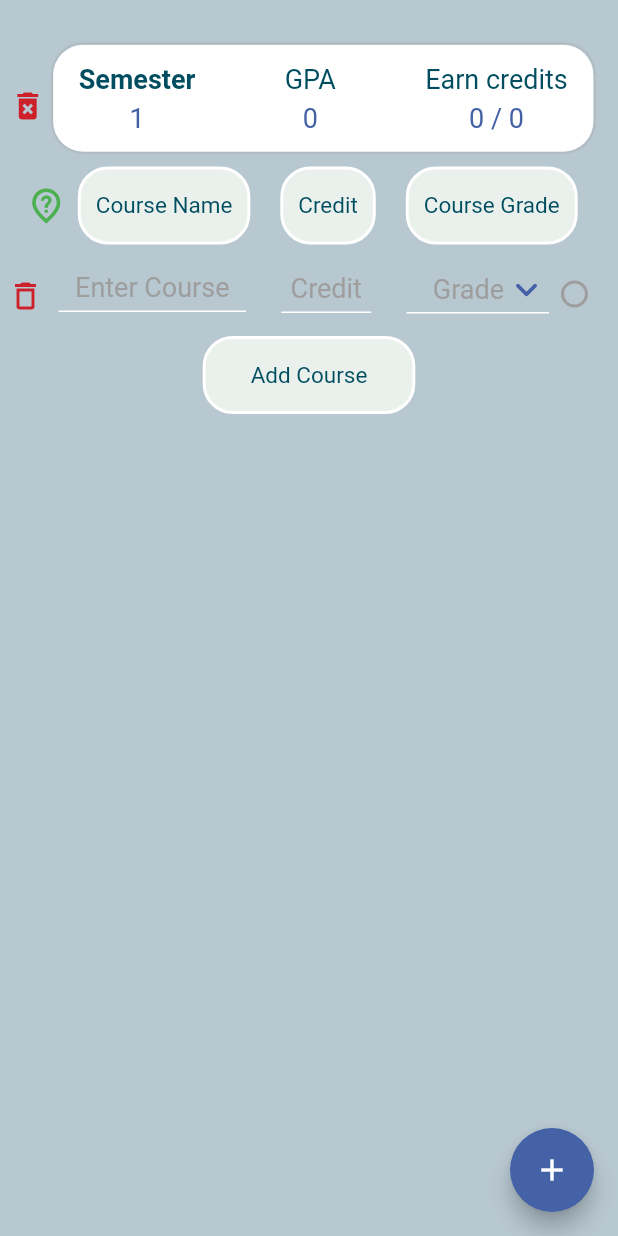
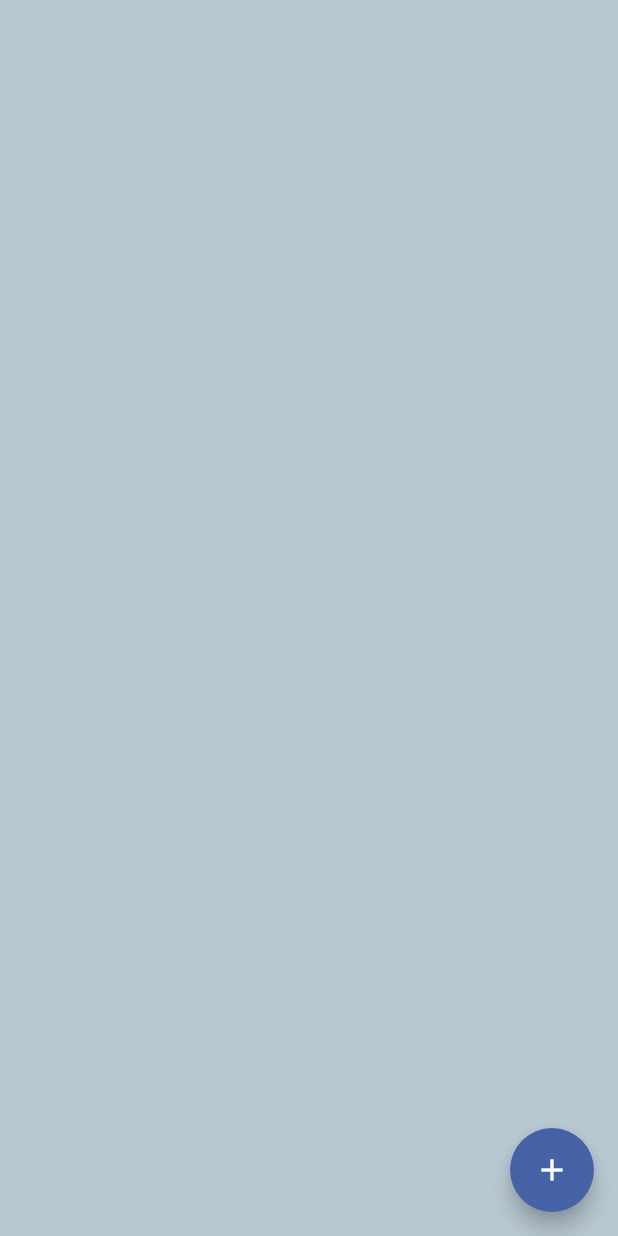
Before and after one commit to MahmoudAboHebil/cgpa_calculator_app_flutter, a Flutter app: the screen it shows after launch, after a tap on the "delete forever" icon, on a phone screen of 412 x 824 dp. Run offline on Flutter 3.47's test engine with Material 2 defaults, Android fonts, the phone set to English and light mode, and no system bars; drawn by our look-alikes of dropdown_button2; our stand-ins replace cloud_firestore, email_validator, firebase_auth, firebase_core, font_awesome_flutter, hive_flutter and 4 more; missing offline and left inert: dart:ffi; accounts and stored records are empty; statements that could not run were skipped.

Commit message:
Create HomeGI to Fixing some bugs in HomePage

```diff
--- a/lib/pages/HomeGI.dart
+++ b/lib/pages/HomeGI.dart
@@ -6,8 +6,11 @@ import 'package:uuid/uuid.dart';
 
 // [[semesterNum,courseName,credit,grade1,grade2,('two' for two grade otherwise 'one'),id ],....]
 
-// ToDo:  the calcCPA button disappear when adding a new semester
-
+// ToDo:  improve the design of grade GI
+
+// ToDo:  final step add the Calculation ()
+
+// ToDo:  the calcCPA button disappear when adding a new semester (done)
 // ToDo: you must learn how to use callBack to improve the calcCGPA button to show up automatic
 class MyBehavior extends ScrollBehavior {
   @override
@@ -120,8 +123,8 @@ class _HomePageGIState extends State<HomePageGI> {
                                       allSemesters[index],
                                       allSemesters[index][0][0],
                                       index,
-                                        allSemesters,
-                                        callBackToUpdateAllSemestersList));
+                                      _keySemester),
+                                );
                               },
                             )
                           ],
@@ -154,10 +157,9 @@ class SemesterGI extends StatefulWidget {
   List semesterCourses;
   String semesterId;
   int index;
-  List allSemesterss;
-  Function callBackallSemesterss;
-  SemesterGI(this.semesterCourses, this.semesterId, this.index,
-      this.allSemesterss, this.callBackallSemesterss,
+  GlobalKey<AnimatedListState> _allSemestersKey;
+  SemesterGI(
+      this.semesterCourses, this.semesterId, this.index, this._allSemestersKey,
       {Key? key})
       : super(key: key);
 
@@ -167,6 +169,7 @@ class SemesterGI extends StatefulWidget {
 
 class _SemesterGIState extends State<SemesterGI> {
   final _keyAniListCourses = GlobalKey<AnimatedListState>();
+  Tween<Offset> _offset = Tween(begin: Offset(1, 0), end: Offset(0, 0));
   var uuid = Uuid();
 
   bool isChanged = false;
@@ -324,7 +327,7 @@ class _SemesterGIState extends State<SemesterGI> {
     }
   }
 
-  addCourse() {
+  void addCourse() {
     var uniqueId = uuid.v1();
 
     setState(() {
@@ -341,6 +344,20 @@ class _SemesterGIState extends State<SemesterGI> {
     _keyAniListCourses.currentState!
         .insertItem(insertIndex, duration: Duration(milliseconds: 250));
     print('theListAfterAdd:${listOfCoursesInSemester}');
+  }
+
+  void deleteSemester() {
+    setState(() {
+      List deletedSemest = allSemesters.removeAt(widget.index);
+      widget._allSemestersKey.currentState!.removeItem(widget.index,
+          (context, animation) {
+        return SlideTransition(
+          position: animation.drive(_offset),
+          child: SemesterGI(deletedSemest, widget.semesterId, widget.index,
+              widget._allSemestersKey),
+        );
+      }, duration: Duration(milliseconds: 400q));
+    });
   }
 
   ScaffoldFeatureController<SnackBar, SnackBarClosedReason> message() {
@@ -533,6 +550,7 @@ class _SemesterGIState extends State<SemesterGI> {
                 GestureDetector(
                   onTap: () async {
                     FocusManager.instance.primaryFocus?.unfocus();
+                    deleteSemester();
                   },
                   child: Icon(
                     Icons.delete_forever,
@@ -728,9 +746,8 @@ class _SemesterGIState extends State<SemesterGI> {
               key: _keyAniListCourses,
             ),
             Row(
-              mainAxisAlignment: isChanged
-                  ? MainAxisAlignment.spaceEvenly
-                  : MainAxisAlignment.center,
+              mainAxisAlignment:
+                  isChanged ? MainAxisAlignment.center : MainAxisAlignment.end,
               children: [
                 GestureDetector(
                   onTap: () {
@@ -739,6 +756,9 @@ class _SemesterGIState extends State<SemesterGI> {
                   },
                   child: Container(
                     alignment: Alignment.center,
+                    margin: isChanged
+                        ? EdgeInsets.only(right: 30)
+                        : EdgeInsets.only(right: 85),
                     decoration: BoxDecoration(
                         color: Color(0xffeaf1ed),
                         borderRadius: BorderRadius.all(Radius.circular(20)),
@@ -786,6 +806,9 @@ class _SemesterGIState extends State<SemesterGI> {
                         },
                         child: Container(
                           alignment: Alignment.center,
+                          margin: isChanged
+                              ? EdgeInsets.all(0)
+                              : EdgeInsets.only(right: 20),
                           decoration: BoxDecoration(
                               color: Color(0xff4562a7),
                               borderRadius:
@@ -805,8 +828,22 @@ class _SemesterGIState extends State<SemesterGI> {
                           ),
                         ),
                       )
-                    : SizedBox(
-                        width: 0,
+                    : GestureDetector(
+                        onTap: () {
+                          setState(() {
+                            isChanged = true;
+                          });
+                        },
+                        child: AbsorbPointer(
+                          child: Container(
+                            margin: EdgeInsets.only(right: 18),
+                            child: Icon(
+                              Icons.arrow_back_ios_new,
+                              color: Color(0xff004d60),
+                              size: 26,
+                            ),
+                          ),
+                        ),
                       ),
               ],
             ),
```
Lines whose indentation alone changed are shown as unchanged.
